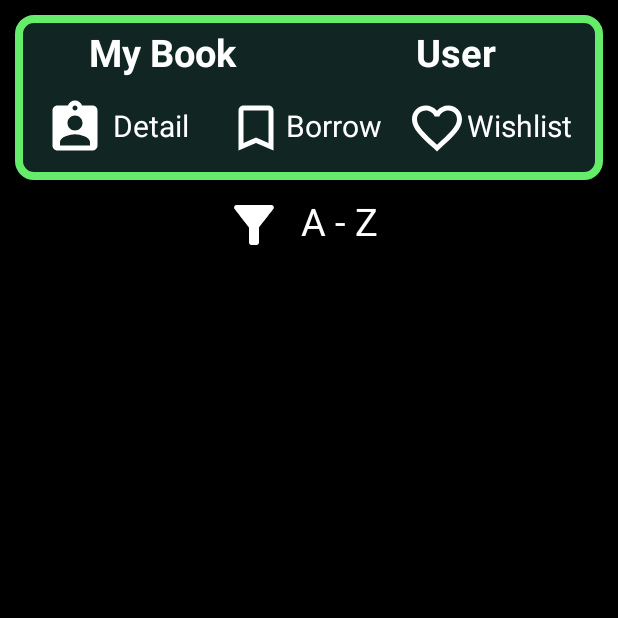
After one commit to Ken329/AndroidStudio_BookStoreApp, an Android app: the MainUser screen opened directly, with no data from a screen before it, on a phone screen of 412 x 824 dp, the top half of it. The commit adds this screen. Run offline under Robolectric (Android 15) with nearby library versions, the phone set to English and light mode, and no system bars; our stand-ins replace Firebase (no records; nobody signed in at launch, a user with empty details on screens opened directly).

Commit message:
Done Wish List Page

```diff
--- a/app/src/main/AndroidManifest.xml
+++ b/app/src/main/AndroidManifest.xml
@@ -9,7 +9,9 @@
         android:roundIcon="@mipmap/ic_launcher_round"
         android:supportsRtl="true"
         android:theme="@style/Theme.BookStoreApp">
-        <activity android:name=".MainAdminAdd"></activity>
+        <activity android:name=".MainWishList"></activity>
+        <activity android:name=".MainUser" />
+        <activity android:name=".MainAdminAdd" />
         <activity android:name=".MainAdminPage" />
         <activity android:name=".MainSignUp" />
         <activity android:name=".MainActivity">
--- a/app/src/main/java/com/example/bookstoreapp/MainActivity.java
+++ b/app/src/main/java/com/example/bookstoreapp/MainActivity.java
@@ -68,6 +68,9 @@ public class MainActivity extends AppCompatActivity {
                             if(snapshot.exists()){
                                 String dataPassword = snapshot.child(myUsername).child("password").getValue().toString();
                                 if(dataPassword.equals(myPassword)){
+                                    Intent intent = new Intent(v.getContext(), MainUser.class);
+                                    intent.putExtra("username", myUsername);
+                                    startActivity(intent);
                                     Toast.makeText(MainActivity.this, "Successful login", Toast.LENGTH_SHORT).show();
                                 }else{
                                     password.setError("Wrong password");
--- a/app/src/main/java/com/example/bookstoreapp/MainSignUp.java
+++ b/app/src/main/java/com/example/bookstoreapp/MainSignUp.java
@@ -86,11 +86,13 @@ public class MainSignUp extends AppCompatActivity implements PopupMenu.OnMenuIte
                         @Override
                         public void onDataChange(@NonNull DataSnapshot snapshot) {
                             if(snapshot.exists()){
-                                Toast.makeText(MainSignUp.this, "Username appeared, try aagin", Toast.LENGTH_LONG).show();
+                                Toast.makeText(MainSignUp.this, "Username appeared, try again", Toast.LENGTH_LONG).show();
                             }else{
                                 UserDetail user = new UserDetail(myUsername, myPassword, mySurname, myName, myPhone, myAge, myGender);
                                 ref = FirebaseDatabase.getInstance().getReference("user");
                                 ref.child(myUsername).setValue(user);
+                                ref = FirebaseDatabase.getInstance().getReference("wishlist");
+                                ref.child(myUsername).child("username").setValue(myUsername);
                                 Toast.makeText(MainSignUp.this, "Successful Created", Toast.LENGTH_LONG).show();
                                 goBack();
                             }
--- /dev/null
+++ b/app/src/main/java/com/example/bookstoreapp/MainUser.java
@@ -0,0 +1,155 @@
+package com.example.bookstoreapp;
+
+import androidx.annotation.NonNull;
+import androidx.appcompat.app.AppCompatActivity;
+import androidx.core.content.ContextCompat;
+
+import android.annotation.SuppressLint;
+import android.content.Intent;
+import android.graphics.Color;
+import android.graphics.PorterDuff;
+import android.os.Bundle;
+import android.view.ContextMenu;
+import android.view.View;
+import android.view.ViewGroup;
+import android.widget.AdapterView;
+import android.widget.BaseAdapter;
+import android.widget.EditText;
+import android.widget.ImageView;
+import android.widget.LinearLayout;
+import android.widget.ListView;
+import android.widget.TextView;
+import android.widget.Toast;
+
+import com.google.firebase.database.DataSnapshot;
+import com.google.firebase.database.DatabaseError;
+import com.google.firebase.database.DatabaseReference;
+import com.google.firebase.database.FirebaseDatabase;
+import com.google.firebase.database.Query;
+import com.google.firebase.database.ValueEventListener;
+
+import java.util.ArrayList;
+import java.util.Iterator;
+import java.util.PriorityQueue;
+
+public class MainUser extends AppCompatActivity {
+    TextView name;
+    ListView list;
+    LinearLayout detail, borrow, wishlist;
+
+    String myUser;
+    ArrayList<String> bookName, bookDate, bookAuthor, bookBorrow;
+    DatabaseReference ref;
+    @Override
+    protected void onCreate(Bundle savedInstanceState) {
+        super.onCreate(savedInstanceState);
+        setContentView(R.layout.activity_main_user);
+        getSupportActionBar().hide();
+
+        name = findViewById(R.id.tvUserName);
+        detail = findViewById(R.id.linearUserDetail);
+        borrow = findViewById(R.id.linearUserBorrow);
+        wishlist = findViewById(R.id.linearUserWishlist);
+        list = findViewById(R.id.listViewUser);
+
+        myUser = getIntent().getStringExtra("username");
+        Query query = FirebaseDatabase.getInstance().getReference("user")
+                .orderByChild("username")
+                .equalTo(myUser);
+        query.addListenerForSingleValueEvent(new ValueEventListener() {
+            @Override
+            public void onDataChange(@NonNull DataSnapshot snapshot) {
+                if(snapshot.exists()){
+                    String mySurname = snapshot.child(myUser).child("surname").getValue().toString();
+                    name.setText(mySurname);
+                }
+            }
+            @Override
+            public void onCancelled(@NonNull DatabaseError error) {
+
+            }
+        });
+        bookName = new ArrayList<>();
+        bookAuthor = new ArrayList<>();
+        bookDate = new ArrayList<>();
+        bookBorrow = new ArrayList<>();
+        ref = FirebaseDatabase.getInstance().getReference("book");
+        ref.addValueEventListener(new ValueEventListener() {
+            @Override
+            public void onDataChange(@NonNull DataSnapshot snapshot) {
+                bookName.clear();
+                bookAuthor.clear();
+                bookBorrow.clear();
+                bookDate.clear();
+                for(DataSnapshot s1 : snapshot.getChildren()){
+                    bookName.add(s1.child("book_name").getValue().toString());
+                    bookAuthor.add(s1.child("author").getValue().toString());
+                    bookBorrow.add(s1.child("borrowed").getValue().toString());
+                    bookDate.add(s1.child("date").getValue().toString());
+                }
+                customAdapter adapter = new customAdapter();
+                list.setAdapter(adapter);
+            }
+            @Override
+            public void onCancelled(@NonNull DatabaseError error) {
+
+            }
+        });
+        wishlist.setOnClickListener(new View.OnClickListener() {
+            @Override
+            public void onClick(View v) {
+                Intent intent = new Intent(v.getContext(), MainWishList.class);
+                intent.putExtra("username", myUser);
+                startActivity(intent);
+            }
+        });
+        list.setOnItemClickListener(new AdapterView.OnItemClickListener() {
+            @Override
+            public void onItemClick(AdapterView<?> parent, View view, int position, long id) {
+                BookDetail book = new BookDetail(bookName.get(position), bookAuthor.get(position), bookDate.get(position), bookBorrow.get(position));
+;               ref = FirebaseDatabase.getInstance().getReference("wishlist").child(myUser);
+                ref.child(bookName.get(position)).setValue(book);
+                Toast.makeText(MainUser.this, bookName.get(position) + "added to Wish List", Toast.LENGTH_LONG).show();
+            }
+        });
+        list.setOnItemLongClickListener(new AdapterView.OnItemLongClickListener() {
+            @Override
+            public boolean onItemLongClick(AdapterView<?> parent, View view, int position, long id) {
+                Toast.makeText(MainUser.this, bookName.get(position) + "added to borrow", Toast.LENGTH_LONG).show();
+                return false;
+            }
+        });
+    }
+    class customAdapter extends BaseAdapter{
+
+        @Override
+        public int getCount() {
+            return bookName.size();
+        }
+
+        @Override
+        public Object getItem(int position) {
+            return null;
+        }
+
+        @Override
+        public long getItemId(int position) {
+            return 0;
+        }
+
+        @Override
+        public View getView(int position, View convertView, ViewGroup parent) {
+            View view1 = getLayoutInflater().inflate(R.layout.user_book_list, null);
+            TextView name = (TextView)view1.findViewById(R.id.tvBookListName);
+            TextView author = (TextView)view1.findViewById(R.id.tvBookListAuthor);
+            TextView date = (TextView)view1.findViewById(R.id.tvBookListDate);
+            TextView borrow = (TextView)view1.findViewById(R.id.tvBookListBorrowed);
+
+            name.setText(bookName.get(position));
+            author.setText(bookAuthor.get(position));
+            date.setText(bookDate.get(position));
+            borrow.setText(bookBorrow.get(position));
+            return view1;
+        }
+    }
+}
--- /dev/null
+++ b/app/src/main/res/drawable/ic_baseline_assignment_ind_24.xml
@@ -0,0 +1,5 @@
+<vector android:height="24dp" android:tint="#FFFFFF"
+    android:viewportHeight="24" android:viewportWidth="24"
+    android:width="24dp" xmlns:android="http://schemas.android.com/apk/res/android">
+    <path android:fillColor="@android:color/white" android:pathData="M19,3h-4.18C14.4,1.84 13.3,1 12,1c-1.3,0 -2.4,0.84 -2.82,2L5,3c-1.1,0 -2,0.9 -2,2v14c0,1.1 0.9,2 2,2h14c1.1,0 2,-0.9 2,-2L21,5c0,-1.1 -0.9,-2 -2,-2zM12,3c0.55,0 1,0.45 1,1s-0.45,1 -1,1 -1,-0.45 -1,-1 0.45,-1 1,-1zM12,7c1.66,0 3,1.34 3,3s-1.34,3 -3,3 -3,-1.34 -3,-3 1.34,-3 3,-3zM18,19L6,19v-1.4c0,-2 4,-3.1 6,-3.1s6,1.1 6,3.1L18,19z"/>
+</vector>
--- /dev/null
+++ b/app/src/main/res/drawable/ic_baseline_bookmark_border_24.xml
@@ -0,0 +1,11 @@
+<vector
+    android:height="24dp"
+    android:tint="#FFFFFF"
+    android:viewportHeight="24"
+    android:viewportWidth="24"
+    android:width="24dp"
+    xmlns:android="http://schemas.android.com/apk/res/android">
+    <path
+        android:fillColor="@android:color/white"
+        android:pathData="M17,3L7,3c-1.1,0 -1.99,0.9 -1.99,2L5,21l7,-3 7,3L19,5c0,-1.1 -0.9,-2 -2,-2zM17,18l-5,-2.18L7,18L7,5h10v13z"/>
+</vector>
--- /dev/null
+++ b/app/src/main/res/drawable/ic_baseline_favorite_border_24.xml
@@ -0,0 +1,5 @@
+<vector android:height="24dp" android:tint="#FFFFFF"
+    android:viewportHeight="24" android:viewportWidth="24"
+    android:width="24dp" xmlns:android="http://schemas.android.com/apk/res/android">
+    <path android:fillColor="@android:color/white" android:pathData="M16.5,3c-1.74,0 -3.41,0.81 -4.5,2.09C10.91,3.81 9.24,3 7.5,3 4.42,3 2,5.42 2,8.5c0,3.78 3.4,6.86 8.55,11.54L12,21.35l1.45,-1.32C18.6,15.36 22,12.28 22,8.5 22,5.42 19.58,3 16.5,3zM12.1,18.55l-0.1,0.1 -0.1,-0.1C7.14,14.24 4,11.39 4,8.5 4,6.5 5.5,5 7.5,5c1.54,0 3.04,0.99 3.57,2.36h1.87C13.46,5.99 14.96,5 16.5,5c2,0 3.5,1.5 3.5,3.5 0,2.89 -3.14,5.74 -7.9,10.05z"/>
+</vector>
--- /dev/null
+++ b/app/src/main/res/drawable/ic_baseline_filter_alt_24.xml
@@ -0,0 +1,5 @@
+<vector android:height="24dp" android:tint="#FFFFFF"
+    android:viewportHeight="24" android:viewportWidth="24"
+    android:width="24dp" xmlns:android="http://schemas.android.com/apk/res/android">
+    <path android:fillColor="@android:color/white" android:pathData="M4.25,5.61C6.27,8.2 10,13 10,13v6c0,0.55 0.45,1 1,1h2c0.55,0 1,-0.45 1,-1v-6c0,0 3.72,-4.8 5.74,-7.39C20.25,4.95 19.78,4 18.95,4H5.04C4.21,4 3.74,4.95 4.25,5.61z"/>
+</vector>
--- /dev/null
+++ b/app/src/main/res/drawable/ic_baseline_search_24.xml
@@ -0,0 +1,5 @@
+<vector android:height="30dp" android:tint="#FFFFFF"
+    android:viewportHeight="24" android:viewportWidth="24"
+    android:width="30dp" xmlns:android="http://schemas.android.com/apk/res/android">
+    <path android:fillColor="@android:color/white" android:pathData="M15.5,14h-0.79l-0.28,-0.27C15.41,12.59 16,11.11 16,9.5 16,5.91 13.09,3 9.5,3S3,5.91 3,9.5 5.91,16 9.5,16c1.61,0 3.09,-0.59 4.23,-1.57l0.27,0.28v0.79l5,4.99L20.49,19l-4.99,-5zM9.5,14C7.01,14 5,11.99 5,9.5S7.01,5 9.5,5 14,7.01 14,9.5 11.99,14 9.5,14z"/>
+</vector>
--- /dev/null
+++ b/app/src/main/res/layout/activity_main_user.xml
@@ -0,0 +1,167 @@
+<?xml version="1.0" encoding="utf-8"?>
+<androidx.constraintlayout.widget.ConstraintLayout
+    xmlns:android="http://schemas.android.com/apk/res/android"
+    xmlns:app="http://schemas.android.com/apk/res-auto"
+    xmlns:tools="http://schemas.android.com/tools"
+    android:layout_width="match_parent"
+    android:layout_height="match_parent"
+    android:background="@color/black"
+    tools:context=".MainUser">
+
+    <LinearLayout
+        android:id="@+id/linearLayout7"
+        android:layout_width="match_parent"
+        android:layout_height="110dp"
+        android:layout_margin="10dp"
+        android:background="@drawable/input"
+        android:elevation="8dp"
+        android:orientation="vertical"
+        app:layout_constraintEnd_toEndOf="parent"
+        app:layout_constraintStart_toStartOf="parent"
+        app:layout_constraintTop_toTopOf="parent">
+
+        <LinearLayout
+            android:layout_width="match_parent"
+            android:layout_height="50dp"
+            android:orientation="horizontal"
+            android:weightSum="2">
+
+            <LinearLayout
+                android:layout_width="match_parent"
+                android:layout_height="match_parent"
+                android:layout_weight="1">
+
+                <TextView
+                    android:layout_width="match_parent"
+                    android:layout_height="match_parent"
+                    android:gravity="center"
+                    android:text="My Book"
+                    android:textColor="@color/white"
+                    android:textSize="25dp"
+                    android:textStyle="bold"></TextView>
+            </LinearLayout>
+
+            <LinearLayout
+                android:layout_width="match_parent"
+                android:layout_height="match_parent"
+                android:layout_weight="1">
+
+                <TextView
+                    android:id="@+id/tvUserName"
+                    android:layout_width="match_parent"
+                    android:layout_height="match_parent"
+                    android:gravity="center"
+                    android:text="User"
+                    android:textColor="@color/white"
+                    android:textSize="25dp"
+                    android:textStyle="bold"></TextView>
+            </LinearLayout>
+        </LinearLayout>
+
+        <LinearLayout
+            android:layout_width="match_parent"
+            android:layout_height="50dp"
+            android:orientation="horizontal"
+            android:weightSum="3">
+
+            <LinearLayout
+                android:id="@+id/linearUserDetail"
+                android:layout_width="match_parent"
+                android:layout_height="match_parent"
+                android:layout_weight="1">
+
+                <ImageView
+                    android:id="@+id/ivUserDetail"
+                    android:layout_width="40dp"
+                    android:layout_height="40dp"
+                    android:layout_marginLeft="20dp"
+                    android:layout_marginTop="5dp"
+                    android:background="@drawable/ic_baseline_assignment_ind_24"></ImageView>
+
+                <TextView
+                    android:layout_width="wrap_content"
+                    android:layout_height="wrap_content"
+                    android:layout_marginTop="10dp"
+                    android:layout_marginLeft="5dp"
+                    android:text="Detail"
+                    android:textColor="@color/white"
+                    android:textSize="20dp"></TextView>
+            </LinearLayout>
+
+            <LinearLayout
+                android:id="@+id/linearUserBorrow"
+                android:layout_width="match_parent"
+                android:layout_height="match_parent"
+                android:layout_weight="1">
+
+                <LinearLayout
+                    android:layout_width="40dp"
+                    android:layout_height="40dp"
+                    android:layout_marginLeft="10dp"
+                    android:layout_marginTop="5dp"
+                    android:background="@drawable/ic_baseline_bookmark_border_24"></LinearLayout>
+
+                <TextView
+                    android:layout_width="wrap_content"
+                    android:layout_height="wrap_content"
+                    android:layout_marginTop="10dp"
+                    android:text="Borrow"
+                    android:textColor="@color/white"
+                    android:textSize="20dp"></TextView>
+            </LinearLayout>
+
+            <LinearLayout
+                android:id="@+id/linearUserWishlist"
+                android:layout_width="match_parent"
+                android:layout_height="match_parent"
+                android:layout_weight="1">
+
+                <LinearLayout
+                    android:layout_width="40dp"
+                    android:layout_height="40dp"
+                    android:layout_marginTop="5dp"
+                    android:background="@drawable/ic_baseline_favorite_border_24"></LinearLayout>
+
+                <TextView
+                    android:layout_width="wrap_content"
+                    android:layout_height="wrap_content"
+                    android:layout_marginTop="10dp"
+                    android:text="Wishlist"
+                    android:textColor="@color/white"
+                    android:textSize="20dp"></TextView>
+            </LinearLayout>
+        </LinearLayout>
+    </LinearLayout>
+
+    <LinearLayout
+        android:id="@+id/linearLayout9"
+        android:layout_width="40dp"
+        android:layout_height="40dp"
+        android:background="@drawable/ic_baseline_filter_alt_24"
+        app:layout_constraintBottom_toBottomOf="parent"
+        app:layout_constraintEnd_toEndOf="parent"
+        app:layout_constraintHorizontal_bias="0.401"
+        app:layout_constraintStart_toStartOf="parent"
+        app:layout_constraintTop_toBottomOf="@+id/linearLayout7"
+        app:layout_constraintVertical_bias="0.015"></LinearLayout>
+
+    <TextView
+        android:layout_width="wrap_content"
+        android:layout_height="wrap_content"
+        android:layout_marginTop="10dp"
+        android:text="A - Z"
+        android:textColor="@color/white"
+        android:textSize="25dp"
+        app:layout_constraintEnd_toEndOf="parent"
+        app:layout_constraintHorizontal_bias="0.067"
+        app:layout_constraintStart_toEndOf="@+id/linearLayout9"
+        app:layout_constraintTop_toBottomOf="@+id/linearLayout7" />
+
+    <ListView
+        android:id="@+id/listViewUser"
+        android:layout_width="match_parent"
+        android:layout_height="match_parent"
+        android:layout_marginTop="176dp"
+        app:layout_constraintTop_toBottomOf="@+id/linearLayout8"
+        tools:layout_editor_absoluteX="10dp" />
+</androidx.constraintlayout.widget.ConstraintLayout>
--- a/app/src/main/res/values/colors.xml
+++ b/app/src/main/res/values/colors.xml
@@ -9,4 +9,5 @@
     <color name="white">#FFFFFFFF</color>
     <color name="green">#66EC6B</color>
     <color name="grey">#112523</color>
+    <color name="red">#E91E63</color>
 </resources>
```
Also changed, not shown: app/src/main/java/com/example/bookstoreapp/MainWishList.java (added, +121 -0 lines), app/src/main/res/drawable/user_list.xml (added, +9 -0 lines), app/src/main/res/layout/activity_main_wish_list.xml (added, +53 -0 lines), app/src/main/res/layout/user_book_list.xml (added, +144 -0 lines).
